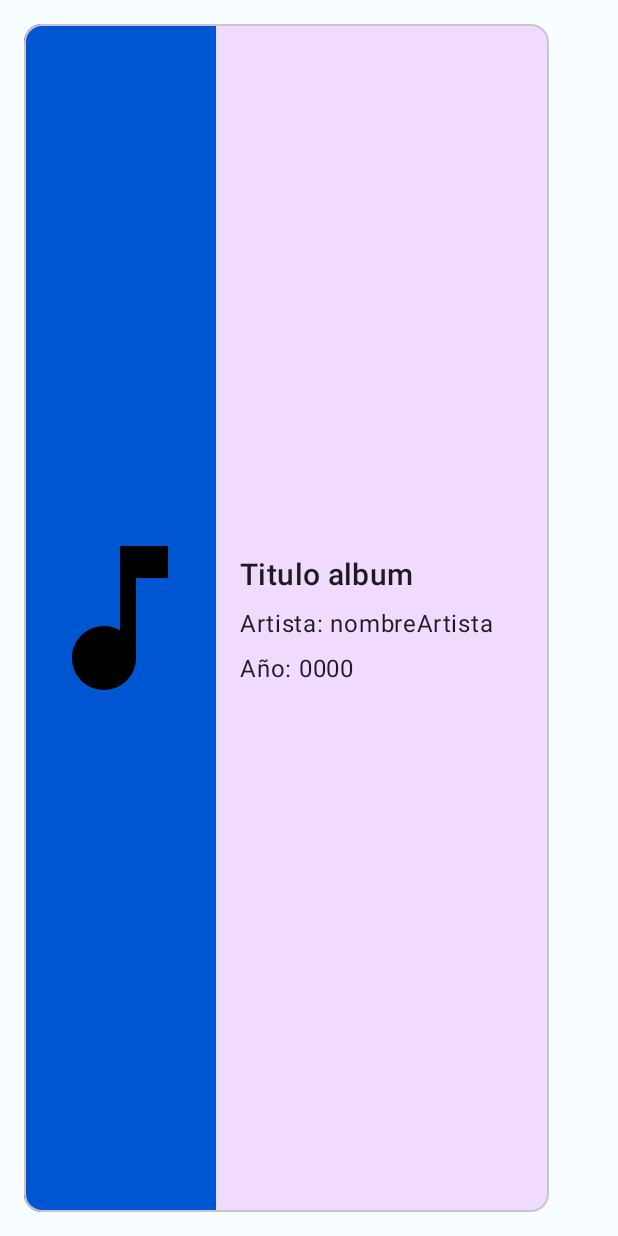
After one commit to abrullc/mibibliotecamusical, an Android app: the layout item_cancion.xml on its own in the app's theme, with its tools: preview values and no code run, on a phone screen of 412 x 824 dp. The commit adds this screen. Run offline under Robolectric (Android 15) with nearby library versions, the phone set to English and light mode, and no system bars.

Commit message:
Comenzado el diseño de fragment_find y creado item_cancion. Más parametrizaciones en strings

```diff
--- /dev/null
+++ b/app/src/main/res/layout/item_cancion.xml
@@ -0,0 +1,65 @@
+<?xml version="1.0" encoding="utf-8"?>
+<com.google.android.material.card.MaterialCardView
+    xmlns:android="http://schemas.android.com/apk/res/android"
+    xmlns:app="http://schemas.android.com/apk/res-auto"
+    xmlns:tools="http://schemas.android.com/tools"
+    android:layout_width="@dimen/card_width"
+    android:layout_height="match_parent"
+    android:layout_margin="@dimen/common_margin_default"
+    android:backgroundTint="@color/md_theme_light_secondaryContainer">
+
+    <androidx.constraintlayout.widget.ConstraintLayout
+        android:layout_width="match_parent"
+        android:layout_height="match_parent">
+
+        <ImageView
+            android:id="@+id/imageCancion"
+            android:src="@drawable/ic_music"
+            android:layout_width="@dimen/img_width"
+            android:layout_height="0dp"
+            android:contentDescription="@string/description_image_song_card"
+            android:background="@color/seed"
+            app:layout_constraintStart_toStartOf="parent"
+            app:layout_constraintEnd_toStartOf="@id/songInfo"
+            app:layout_constraintTop_toTopOf="parent"
+            app:layout_constraintBottom_toBottomOf="parent"/>
+
+        <LinearLayout
+            android:id="@+id/songInfo"
+            android:layout_width="0dp"
+            android:layout_height="wrap_content"
+            android:orientation="vertical"
+            app:layout_constraintStart_toEndOf="@id/imageCancion"
+            app:layout_constraintEnd_toEndOf="parent"
+            app:layout_constraintTop_toTopOf="parent"
+            app:layout_constraintBottom_toBottomOf="parent"
+            android:layout_marginHorizontal="@dimen/common_margin_default">
+
+            <TextView
+                android:id="@+id/tvTitulo"
+                android:layout_width="wrap_content"
+                android:layout_height="wrap_content"
+                tools:text="@string/album_title"
+                android:textAppearance="?attr/textAppearanceHeadline6"/>
+
+            <TextView
+                android:id="@+id/tvArtista"
+                android:layout_width="wrap_content"
+                android:layout_height="wrap_content"
+                tools:text="@string/album_artista"
+                android:textAppearance="?attr/textAppearanceBody1"
+                android:layout_marginTop="@dimen/margin_min"/>
+
+            <TextView
+                android:id="@+id/tvAnyo"
+                android:layout_width="wrap_content"
+                android:layout_height="wrap_content"
+                tools:text="@string/album_anyo"
+                android:textAppearance="?attr/textAppearanceBody1"
+                android:layout_marginTop="@dimen/margin_min"/>
+
+        </LinearLayout>
+
+    </androidx.constraintlayout.widget.ConstraintLayout>
+
+</com.google.android.material.card.MaterialCardView>
--- a/app/src/main/res/values/strings.xml
+++ b/app/src/main/res/values/strings.xml
@@ -39,4 +39,6 @@
     <string name="description_icon_playlist">Playlist icon</string>
     <string name="description_icon_podcast">Podcast icon</string>
     <string name="description_icon_album">Album icon</string>
+    <string name="songs_title">Canciones</string>
+    <string name="description_image_song_card">Imagen cancion</string>
 </resources>
```
Also changed, not shown: app/src/main/res/layout/fragment_find.xml (+39 -4 lines).
